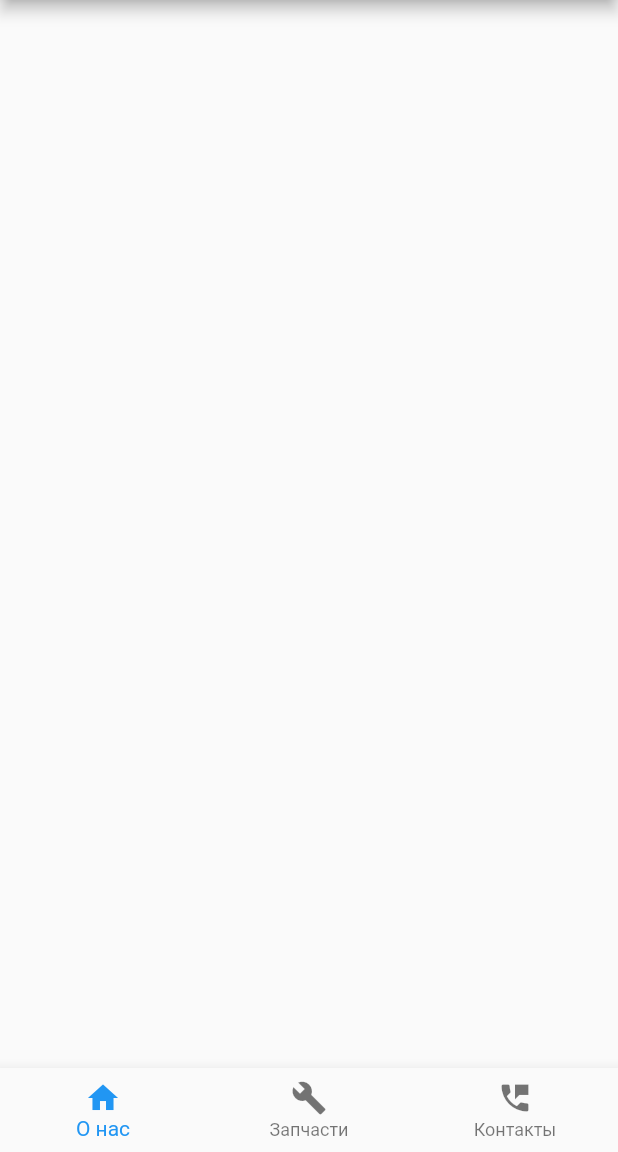
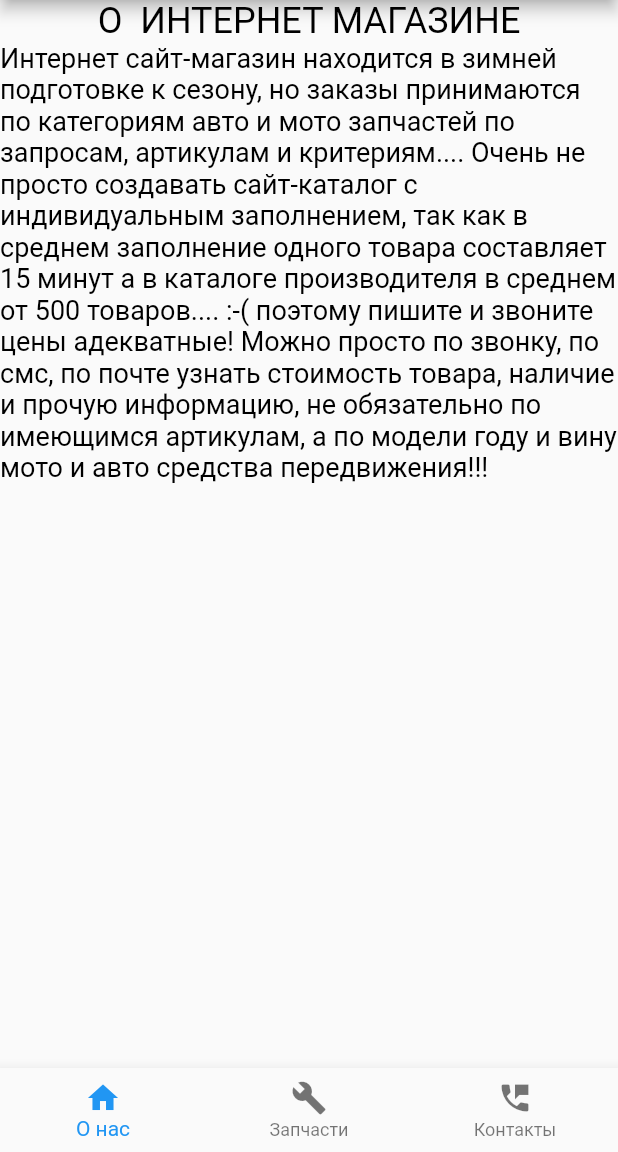
Before and after one commit to Lajgut/AutoMotoShop, a Flutter app: the screen it shows after launch, on a phone screen of 412 x 824 dp, the part 84-1236 px from its top. Run offline on Flutter 3.47's test engine with Material 2 defaults, Android fonts, the phone set to English and light mode, and no system bars.

```diff
--- /dev/null
+++ b/lib/data/MyConstants.dart
@@ -0,0 +1,9 @@
+
+
+const textAppName = "AutoMotoShop";
+const textMainTitle = "О  ИНТЕРНЕТ МАГАЗИНЕ";
+const textMainDescription = "Интернет сайт-магазин находится в зимней подготовке к сезону, но заказы принимаются по категориям авто и мото запчастей по запросам, артикулам и критериям.... Очень не просто создавать сайт-каталог с индивидуальным заполнением, так как в среднем заполнение одного товара составляет 15 минут а в каталоге производителя в среднем от 500 товаров.... :-( поэтому пишите и звоните цены адекватные! Можно просто по звонку, по смс, по почте узнать стоимость товара, наличие и прочую информацию, не обязательно по имеющимся артикулам, а по модели году и вину мото и авто средства передвижения!!!";
+
+const textBottomBarFirstPosition = "О нас";
+const textBottomBarSecondPosition = "Запчасти";
+const textBottomBarThirdPosition = "Контакты";
--- a/lib/route/HomePageRoute.dart
+++ b/lib/route/HomePageRoute.dart
@@ -1,5 +1,6 @@
 import 'package:flutter/material.dart';
-import 'package:flutter/foundation.dart';
+import 'package:auto_moto_shop/data/MyConstants.dart';
+import 'package:auto_moto_shop/widget/MainWidget.dart';
 
 
 class HomePageRoute extends StatefulWidget {
@@ -10,40 +11,49 @@ class HomePageRoute extends StatefulWidget {
 
 class _HomePageState extends State<HomePageRoute> {
 
+  var _currentIndex = 0;
+  final List<Widget> _children = [
+    MainWidget(),
+    MainWidget(),
+    MainWidget()
+  ];
+
   @override
   Widget build(BuildContext context) {
     return Scaffold(
       appBar: AppBar(
-        title: Text("AutoMotoShop"),
+        title: Text(textAppName),
       ),
+      body: _children[_currentIndex],
       bottomNavigationBar: _buildBottomBar(),
     );
   }
 
   BottomNavigationBar _buildBottomBar() => BottomNavigationBar(
-    currentIndex: 0,
+    currentIndex: _currentIndex,
     type: BottomNavigationBarType.fixed,
     items: [
       BottomNavigationBarItem(
           icon: new Icon(Icons.home),
-          title: Text("О нас")
+          title: Text(textBottomBarFirstPosition)
       ),
       BottomNavigationBarItem(
           icon: new Icon(Icons.build),
-          title: Text("Запчасти")
+          title: Text(textBottomBarSecondPosition)
       ),
       BottomNavigationBarItem(
           icon: new Icon(Icons.perm_phone_msg),
-          title: Text("Контакты")
+          title: Text(textBottomBarThirdPosition)
       )
     ],
     onTap: (index) {
-      _navigateAnotherScreen(index);
-
+      _bottomMenuTap(index);
     },
   );
 
-  void _navigateAnotherScreen(int index) {
-    debugPrint('index = $index');
+  void _bottomMenuTap(int index) {
+    setState(() {
+      _currentIndex = index;
+    });
   }
 }
--- /dev/null
+++ b/lib/widget/MainWidget.dart
@@ -0,0 +1,32 @@
+import 'package:flutter/material.dart';
+import 'package:auto_moto_shop/data/MyConstants.dart';
+
+class MainWidget extends StatelessWidget {
+
+
+  @override
+  Widget build(BuildContext context) {
+    return Container(
+      child: Column(
+        children: [
+          Text(
+            textMainTitle,
+            textAlign: TextAlign.center,
+            style: TextStyle(
+              color: Colors.black,
+              fontSize: 24,
+            ),
+          ),
+          Text(
+            textMainDescription,
+            textAlign: TextAlign.start,
+            style: TextStyle(
+              color: Colors.black,
+              fontSize: 18,
+            ),
+          )
+        ]
+      ),
+    );
+  }
+}
```
Also changed, not shown: lib/model/CatalogModel.dart (added, +10 -0 lines), lib/route/CatalogRoute.dart (deleted, +0 -20 lines), lib/route/ContactsRoute.dart (deleted, +0 -19 lines), lib/widget/CatalogWidget.dart (added, +31 -0 lines).
